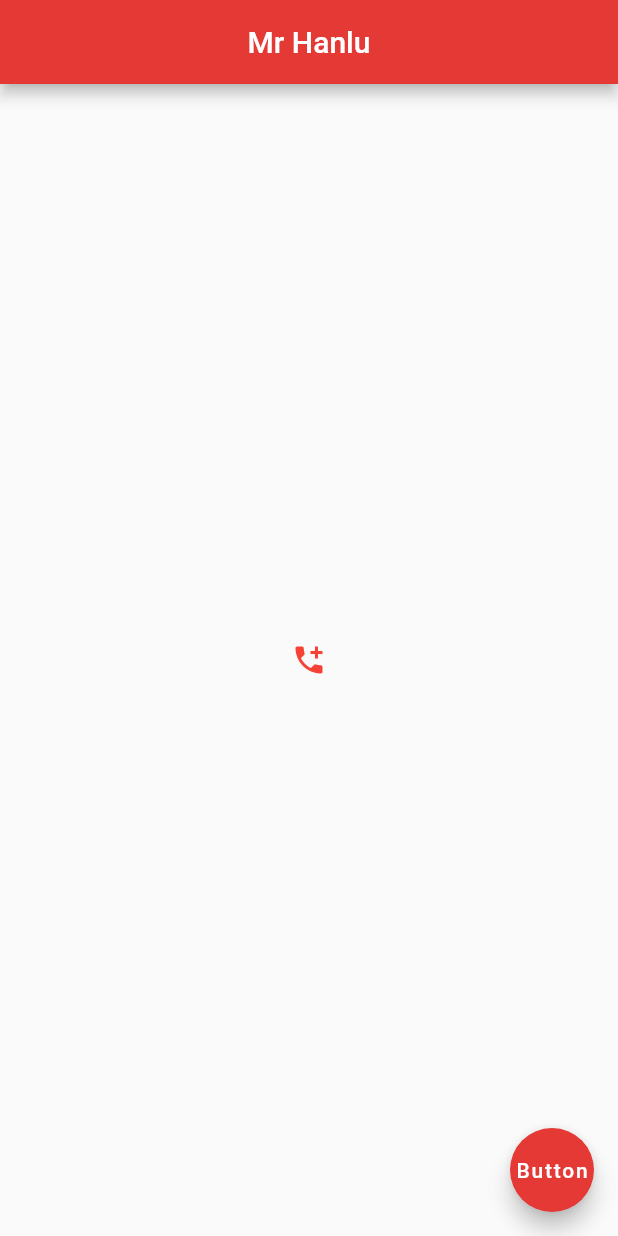
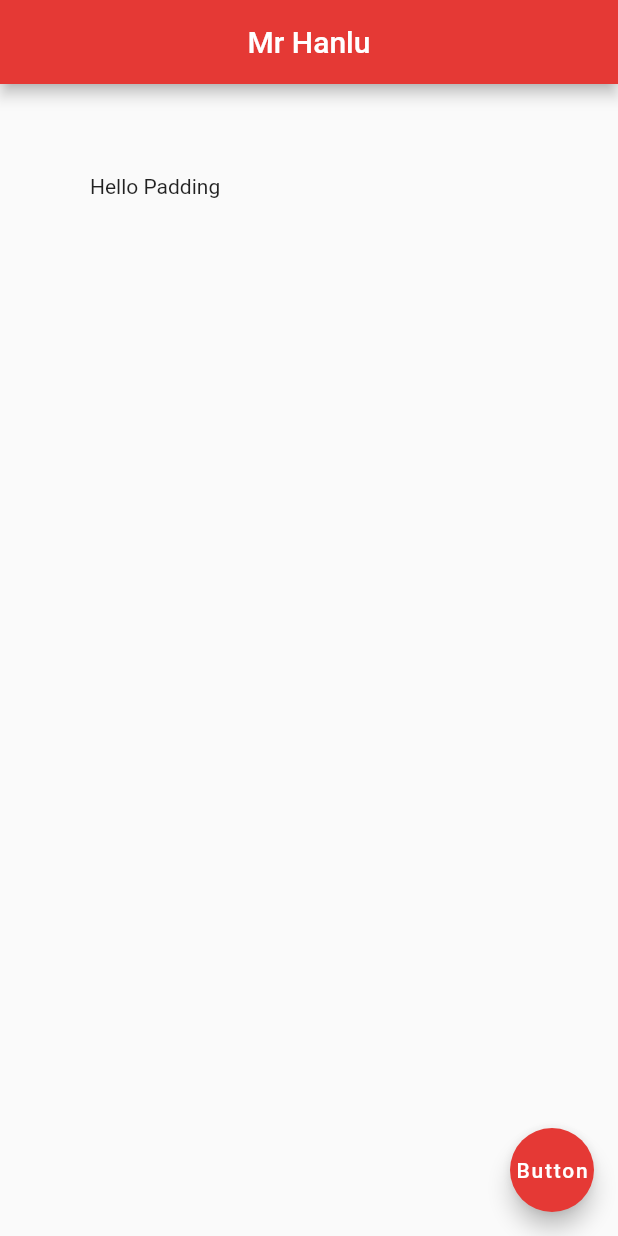
Before and after one commit to fhlkm/flutterStudy, a Flutter app: the screen it shows after launch, on a phone screen of 412 x 824 dp. Run offline on Flutter 3.47's test engine with Material 2 defaults, Android fonts, the phone set to English and light mode, and no system bars.

Commit message:
两个布局容器：Container, Padding

```diff
--- a/flutter_app/lib/main.dart
+++ b/flutter_app/lib/main.dart
@@ -50,31 +50,19 @@ class Home extends StatelessWidget{
         backgroundColor: Colors.red[600],
       ),
 
-      body: Center(
+      body: Padding(
+        padding: EdgeInsets.all(60.0),
+        child:Text("Hello Padding") ),
 
-        child: IconButton(
-        icon: Icon(Icons.add_call),
-          onPressed: (){
-            print("call me");
-          },
-          color: Colors.red,
-        ),
-
-
-//        child: RaisedButton.icon(
-//          onPressed: (){
-//          },
-//          icon:Icon( Icons.mail),
-//          label: Text("Mail me"),
-//          color: Colors.red,),
-
-
-//        child: RaisedButton(//or FlagButton
-//          onPressed: (){
-//            print("Take a picture");
-//          },
-//        child: Text("Shutter"),),
-      ),
+//      body: Container(
+//          child: Text("Hello Flutter"),
+//          color: Colors.grey[400],
+//          margin: EdgeInsets.all(50.0),
+////        padding: EdgeInsets.fromLTRB(150.0, 10.0, 30.0, 40.0)
+//          padding: EdgeInsets.symmetric(vertical: 30.0,horizontal: 20)
+//
+//
+//      ),
 
       floatingActionButton: FloatingActionButton(
         backgroundColor: Colors.red[600],
```
